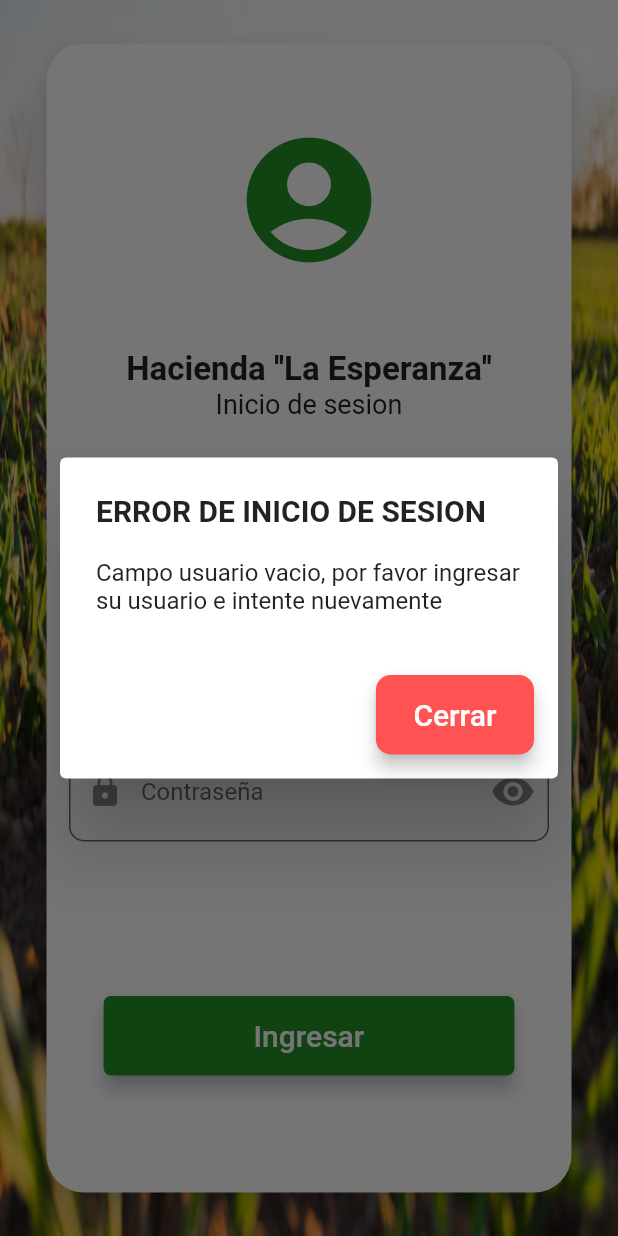
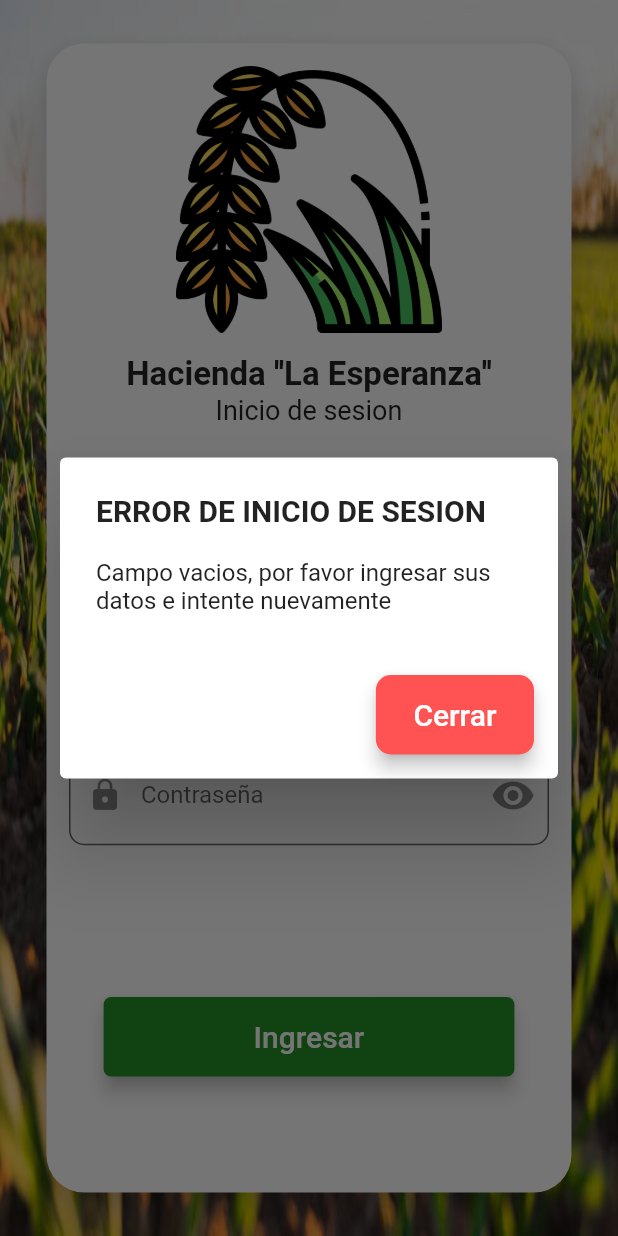
Before and after one commit to KarinaRG23/rice-farm, a Flutter app: the screen it shows after launch, after a tap on "Ingresar", on a phone screen of 412 x 824 dp. Run offline on Flutter 3.47's test engine with Material 2 defaults, Android fonts, the phone set to English and light mode, and no system bars; our stand-ins replace shared_preferences; project files that could hold a hidden picture were left out.

```diff
--- a/farm_rice_flutter_web/lib/vistas/login.dart
+++ b/farm_rice_flutter_web/lib/vistas/login.dart
@@ -51,10 +51,10 @@ class _LoginPageState extends State<LoginPage> {
                     height: 200,
                     child: Column(
                       children: [
-                        const Expanded(
-                            child: Icon(Icons.account_circle, size: 100, color: Color(0xff259128))
+                        Expanded(
+                            child: Image.asset("images/rice.png", height: 120)
                         ),
-                        const SizedBox(height: 10),
+                        const SizedBox(height: 15),
                         Expanded(
                             child: Column(
                               children: const [
@@ -75,9 +75,9 @@ class _LoginPageState extends State<LoginPage> {
                             children: [
                               EditTextField(
                                 textEditingController: user,
-                                textInputType: TextInputType.text,
-                                icon: const Icon(Icons.person),
-                                hintext: "Usuario",
+                                textInputType: TextInputType.emailAddress,
+                                icon: const Icon(Icons.email),
+                                hintext: "Correo electronico",
                               ),
                               const SizedBox(height: 10),
                               TextField(
@@ -139,13 +139,40 @@ class _LoginPageState extends State<LoginPage> {
   logInUser() async {
     _user = user.text;
     _password = password.text;
-    if(_user.isEmpty){
+    if(_user.isEmpty && _password.isEmpty){
       showDialog(
           context: context,
           builder: (ctx)=> AlertDialog(
             title: const TextString(text: "ERROR DE INICIO DE SESION"),
-            content: const Text("Campo usuario vacio, por favor ingresar su usuario e intente nuevamente",
+            content: const Text("Campo vacios, por favor ingresar sus datos e intente nuevamente",
               style: TextStyle(fontSize: 16, fontWeight: FontWeight.normal),
+            ),
+            actions: [
+              ButtonBar(
+                children: [
+                  ButtonWidget(
+                    height: 15,
+                    width: 25,
+                    circular: 10,
+                    color: Colors.redAccent,
+                    namebutton: "Cerrar",
+                    function: (){
+                      Navigator.pop(context);
+                    },
+                  )
+                ],
+              )
+            ],
+          )
+      );
+    }
+    else if(_user.isEmpty){
+      showDialog(
+          context: context,
+          builder: (ctx)=> AlertDialog(
+            title: const TextString(text: "ERROR DE INICIO DE SESION"),
+            content: const Text("Campo correo vacio, por favor ingresar su correo electronico e intente nuevamente",
+              style: TextStyle(fontSize: 16, fontWeight: FontWeight.normal), softWrap: true,
             ),
             actions: [
               ButtonBar(
@@ -193,37 +220,11 @@ class _LoginPageState extends State<LoginPage> {
           )
       );
     }
-    else if(_user.isEmpty && _password.isEmpty){
-      showDialog(
-          context: context,
-          builder: (ctx)=> AlertDialog(
-            title: const TextString(text: "ERROR DE INICIO DE SESION"),
-            content: const Text("Campo vacios, por favor ingresar sus datos e intente nuevamente",
-              style: TextStyle(fontSize: 16, fontWeight: FontWeight.normal),
-            ),
-            actions: [
-              ButtonBar(
-                children: [
-                  ButtonWidget(
-                    height: 15,
-                    width: 25,
-                    circular: 10,
-                    color: Colors.redAccent,
-                    namebutton: "Cerrar",
-                    function: (){
-                      Navigator.pop(context);
-                    },
-                  )
-                ],
-              )
-            ],
-          )
-      );
-    }
     else{
       preferences.setEmail(_user);
       preferences.setPassword(_password);
       loginSucces = await conect.logIn(_user, _password);
+
       if(loginSucces == true){
         Navigator.push(context, MaterialPageRoute(builder: (ctx)=> const SplashPage()));
       }
```
